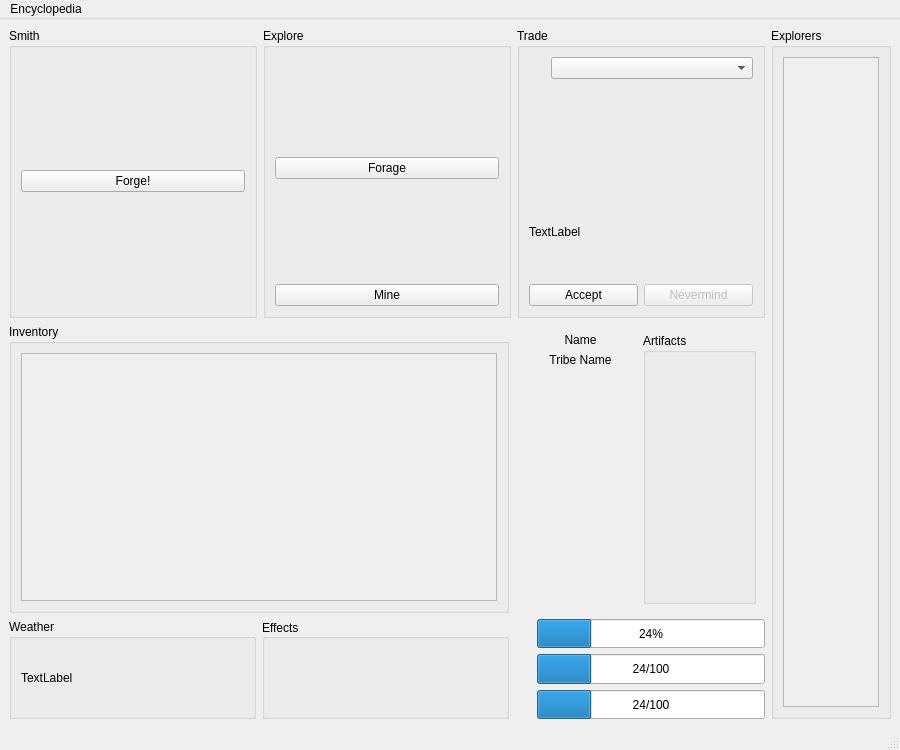
Above: assets/ui/main.ui from pierce-smith1/aor before the change. Below: the same form after it.
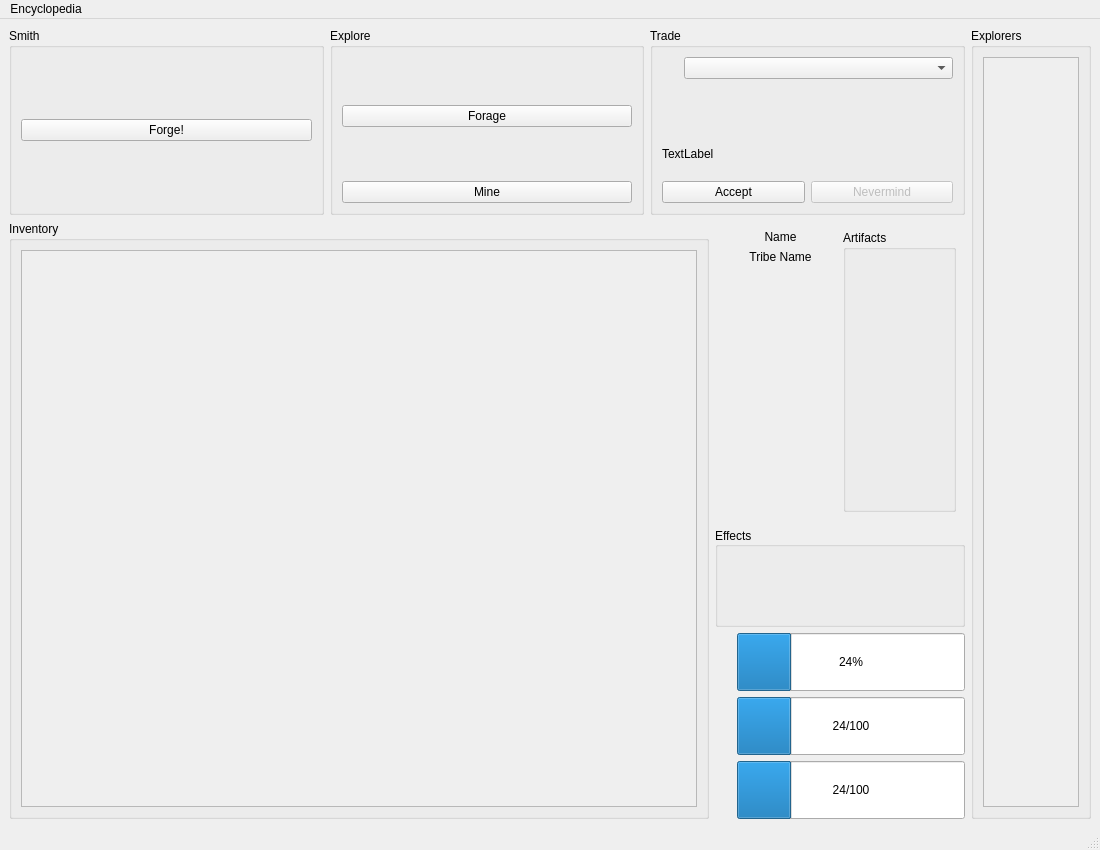
That is the form after the change. Icons and pictures are not drawn.

The edit to the form file:
```diff
--- a/assets/ui/main.ui
+++ b/assets/ui/main.ui
@@ -6,8 +6,8 @@
    <rect>
     <x>0</x>
     <y>0</y>
-    <width>900</width>
-    <height>750</height>
+    <width>1100</width>
+    <height>850</height>
    </rect>
   </property>
   <property name="sizePolicy">
@@ -18,14 +18,14 @@
   </property>
   <property name="minimumSize">
    <size>
-    <width>900</width>
-    <height>750</height>
+    <width>1100</width>
+    <height>850</height>
    </size>
   </property>
   <property name="maximumSize">
    <size>
-    <width>900</width>
-    <height>750</height>
+    <width>1100</width>
+    <height>850</height>
    </size>
   </property>
   <property name="windowTitle">
@@ -54,7 +54,7 @@
       <property name="minimumSize">
        <size>
         <width>250</width>
-        <height>0</height>
+        <height>300</height>
        </size>
       </property>
       <property name="maximumSize">
@@ -120,7 +120,46 @@
       </layout>
      </widget>
     </item>
-    <item row="0" column="3" rowspan="3">
+    <item row="1" column="0" rowspan="3" colspan="2">
+     <widget class="QGroupBox" name="inventory_group">
+      <property name="title">
+       <string>Inventory</string>
+      </property>
+      <layout class="QGridLayout" name="gridLayout">
+       <item row="0" column="0">
+        <widget class="QScrollArea" name="inventory_area">
+         <property name="sizePolicy">
+          <sizepolicy hsizetype="Preferred" vsizetype="Preferred">
+           <horstretch>0</horstretch>
+           <verstretch>0</verstretch>
+          </sizepolicy>
+         </property>
+         <property name="autoFillBackground">
+          <bool>false</bool>
+         </property>
+         <property name="horizontalScrollBarPolicy">
+          <enum>Qt::ScrollBarAlwaysOff</enum>
+         </property>
+         <property name="widgetResizable">
+          <bool>true</bool>
+         </property>
+         <widget class="QWidget" name="inventory_slots">
+          <property name="geometry">
+           <rect>
+            <x>0</x>
+            <y>0</y>
+            <width>686</width>
+            <height>549</height>
+           </rect>
+          </property>
+          <layout class="QGridLayout" name="gridLayout_7"/>
+         </widget>
+        </widget>
+       </item>
+      </layout>
+     </widget>
+    </item>
+    <item row="0" column="3" rowspan="4">
      <widget class="QGroupBox" name="explorers_box">
       <property name="maximumSize">
        <size>
@@ -149,7 +188,7 @@
             <x>0</x>
             <y>0</y>
             <width>100</width>
-            <height>639</height>
+            <height>739</height>
            </rect>
           </property>
           <layout class="QVBoxLayout" name="verticalLayout"/>
@@ -159,33 +198,7 @@
       </layout>
      </widget>
     </item>
-    <item row="2" column="1">
-     <widget class="QGroupBox" name="effect_group">
-      <property name="sizePolicy">
-       <sizepolicy hsizetype="Minimum" vsizetype="Minimum">
-        <horstretch>0</horstretch>
-        <verstretch>0</verstretch>
-       </sizepolicy>
-      </property>
-      <property name="maximumSize">
-       <size>
-        <width>16777215</width>
-        <height>100</height>
-       </size>
-      </property>
-      <property name="title">
-       <string>Effects</string>
-      </property>
-      <property name="alignment">
-       <set>Qt::AlignLeading|Qt::AlignLeft|Qt::AlignVCenter</set>
-      </property>
-      <property name="flat">
-       <bool>false</bool>
-      </property>
-      <layout class="QHBoxLayout" name="horizontalLayout_3"/>
-     </widget>
-    </item>
-    <item row="2" column="2">
+    <item row="3" column="2">
      <layout class="QGridLayout" name="gridLayout_5">
       <item row="2" column="0">
        <widget class="QLabel" name="morale_icon">
@@ -312,45 +325,6 @@
       </item>
      </layout>
     </item>
-    <item row="1" column="0" colspan="2">
-     <widget class="QGroupBox" name="inventory_group">
-      <property name="title">
-       <string>Inventory</string>
-      </property>
-      <layout class="QGridLayout" name="gridLayout">
-       <item row="0" column="0">
-        <widget class="QScrollArea" name="inventory_area">
-         <property name="sizePolicy">
-          <sizepolicy hsizetype="Preferred" vsizetype="Preferred">
-           <horstretch>0</horstretch>
-           <verstretch>0</verstretch>
-          </sizepolicy>
-         </property>
-         <property name="autoFillBackground">
-          <bool>false</bool>
-         </property>
-         <property name="horizontalScrollBarPolicy">
-          <enum>Qt::ScrollBarAlwaysOff</enum>
-         </property>
-         <property name="widgetResizable">
-          <bool>true</bool>
-         </property>
-         <widget class="QWidget" name="inventory_slots">
-          <property name="geometry">
-           <rect>
-            <x>0</x>
-            <y>0</y>
-            <width>486</width>
-            <height>240</height>
-           </rect>
-          </property>
-          <layout class="QGridLayout" name="gridLayout_7"/>
-         </widget>
-        </widget>
-       </item>
-      </layout>
-     </widget>
-    </item>
     <item row="0" column="0" colspan="3">
      <layout class="QHBoxLayout" name="activity_layout">
       <item>
@@ -363,27 +337,31 @@
           <layout class="QGridLayout" name="smith_layout"/>
          </item>
          <item row="1" column="0">
-          <widget class="QPushButton" name="smith_button">
-           <property name="minimumSize">
-            <size>
-             <width>56</width>
-             <height>0</height>
-            </size>
-           </property>
-           <property name="maximumSize">
-            <size>
-             <width>16777215</width>
-             <height>16777215</height>
-            </size>
-           </property>
-           <property name="text">
-            <string>Forge!</string>
-           </property>
-           <property name="icon">
-            <iconset resource="../../images.qrc">
-             <normaloff>:/assets/img/icons/hammer.png</normaloff>:/assets/img/icons/hammer.png</iconset>
-           </property>
-          </widget>
+          <layout class="QHBoxLayout" name="smith_button_layout">
+           <item>
+            <widget class="QPushButton" name="smith_button">
+             <property name="minimumSize">
+              <size>
+               <width>56</width>
+               <height>0</height>
+              </size>
+             </property>
+             <property name="maximumSize">
+              <size>
+               <width>16777215</width>
+               <height>16777215</height>
+              </size>
+             </property>
+             <property name="text">
+              <string>Forge!</string>
+             </property>
+             <property name="icon">
+              <iconset resource="../../images.qrc">
+               <normaloff>:/assets/img/icons/hammer.png</normaloff>:/assets/img/icons/hammer.png</iconset>
+             </property>
+            </widget>
+           </item>
+          </layout>
          </item>
         </layout>
        </widget>
@@ -541,20 +519,30 @@
       </item>
      </layout>
     </item>
-    <item row="2" column="0">
-     <widget class="QGroupBox" name="weather_box">
+    <item row="2" column="2">
+     <widget class="QGroupBox" name="effect_group">
+      <property name="sizePolicy">
+       <sizepolicy hsizetype="Minimum" vsizetype="Minimum">
+        <horstretch>0</horstretch>
+        <verstretch>0</verstretch>
+       </sizepolicy>
+      </property>
+      <property name="maximumSize">
+       <size>
+        <width>16777215</width>
+        <height>100</height>
+       </size>
+      </property>
       <property name="title">
-       <string>Weather</string>
+       <string>Effects</string>
       </property>
-      <layout class="QHBoxLayout" name="horizontalLayout_4">
-       <item>
-        <widget class="QLabel" name="weather_label">
-         <property name="text">
-          <string>TextLabel</string>
-         </property>
-        </widget>
-       </item>
-      </layout>
+      <property name="alignment">
+       <set>Qt::AlignLeading|Qt::AlignLeft|Qt::AlignVCenter</set>
+      </property>
+      <property name="flat">
+       <bool>false</bool>
+      </property>
+      <layout class="QHBoxLayout" name="horizontalLayout_3"/>
      </widget>
     </item>
    </layout>
@@ -564,7 +552,7 @@
     <rect>
      <x>0</x>
      <y>0</y>
-     <width>900</width>
+     <width>1100</width>
      <height>30</height>
     </rect>
    </property>
```
Left out of the diff: 148 changed lines with no effect on the pictures.
